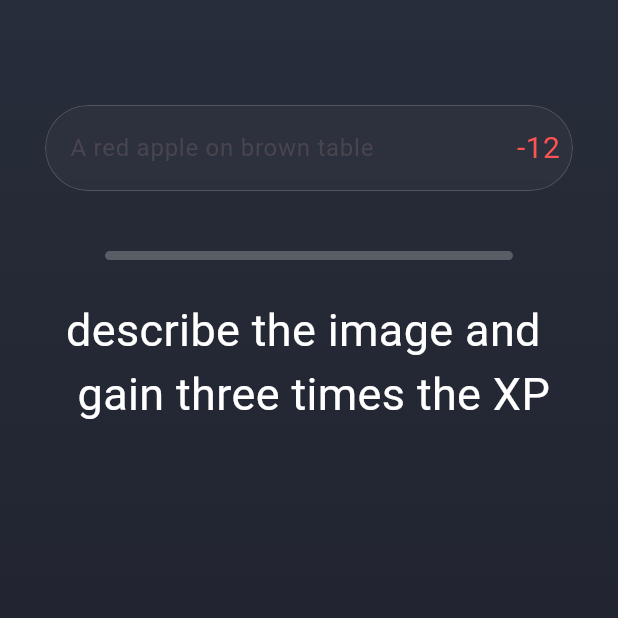
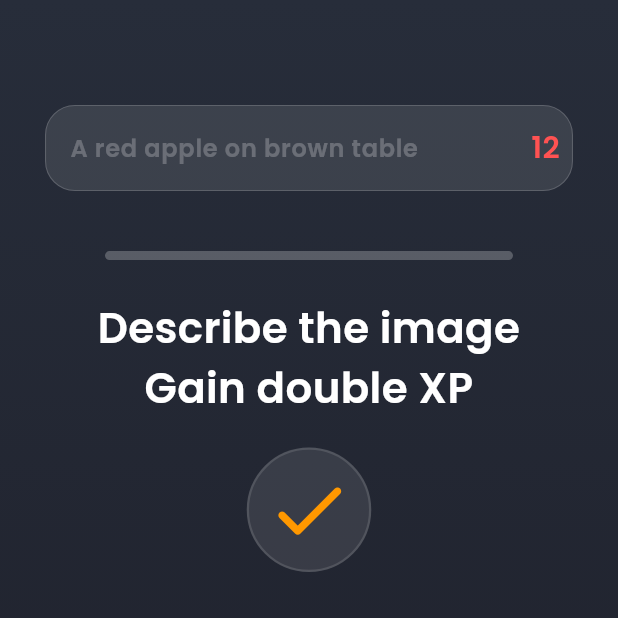
Before and after one commit to Coflnet/collectTheWorldFrontend, a Flutter app: the FinalConformationScene screen opened directly with empty values, after a tap on "Add description", on a phone screen of 412 x 824 dp, the top half of it. Run offline on Flutter 3.47's test engine with Material 3 defaults, Android fonts, the phone set to English and light mode, and no system bars; our stand-ins replace auto_size_text, camera, confetti, glassmorphism_ui, loading_animation_widget; missing offline and left inert: dart:ffi, flutter_swipe_detector; network calls fail.

Commit message:
fixed back button and other changes

```diff
--- a/lib/cameraScene/confirm/searchBar.dart
+++ b/lib/cameraScene/confirm/searchBar.dart
@@ -24,20 +24,16 @@ class _ConfirmPageSearchBarState extends State<ConfirmPageSearchBar> {
       margin: const EdgeInsets.fromLTRB(30, 70, 30, 0),
       child: SearchAnchor(
         builder: (BuildContext context, SearchController controller) {
-          return ClipRRect(
-            borderRadius: BorderRadius.circular(90),
-            child: BackdropFilter(
-              filter: ImageFilter.blur(sigmaX: 10.0, sigmaY: 10.0),
-              child: Container(
+          return Container(
             decoration: BoxDecoration(
-                  color: const Color.fromARGB(255, 207, 207, 207)
-                      .withOpacity(0.04),
-                  borderRadius: BorderRadius.circular(55),
+              color: Colors.white10,
+              borderRadius: BorderRadius.circular(20),
               border: Border.all(
-                      color: const Color.fromARGB(43, 255, 255, 255),
-                      width: 0.7),
+                  color: const Color.fromARGB(43, 255, 255, 255), width: 0.7),
             ),
             child: SearchBar(
+              textStyle: const WidgetStatePropertyAll(TextStyle(color: Colors.white)),
+              hintStyle: WidgetStatePropertyAll(TextStyle(color: Colors.white24)),
               onChanged: (newText) => {
                 widget.onSearchContentChanged(newText),
                 countCharachters(newText)
@@ -48,20 +44,15 @@ class _ConfirmPageSearchBarState extends State<ConfirmPageSearchBar> {
                       Icons.search,
                       color: Colors.white,
                     ),
-                  hintText:
-                      widget.isDescrip ? "A red apple on brown table" : "",
+              hintText: widget.isDescrip ? "A red apple on brown table" : "",
               trailing: widget.isDescrip
                   ? [
-                          Container(
-                            child: searchBarTrailing(
+                      searchBarTrailing(
                           icon: showIcon, charachter: remainLetters),
-                          )
                     ]
                   : [Container()],
               shadowColor: const WidgetStatePropertyAll(Colors.transparent),
               backgroundColor: WidgetStateProperty.all(Colors.transparent),
-                ),
-              ),
             ),
           );
         },
@@ -98,12 +89,12 @@ class searchBarTrailing extends StatelessWidget {
     return Container(
       child: icon
           ? Text(
-              "-$charachter",
+              "$charachter",
               style: const TextStyle(color: Colors.redAccent, fontSize: 20),
             )
           : const Icon(
               Icons.thumb_up_rounded,
-              color: Colors.greenAccent,
+              color: Colors.white,
             ),
     );
   }
--- a/lib/cameraScene/confirm/widgets/confirmButton.dart
+++ b/lib/cameraScene/confirm/widgets/confirmButton.dart
@@ -19,19 +19,14 @@ class ConfirmButton extends StatelessWidget {
   Widget build(BuildContext context) {
     return Container(
         margin: const EdgeInsets.only(top: 20),
-        child: ClipRRect(
-          borderRadius: BorderRadius.circular(50),
-          child: BackdropFilter(
-            filter: ImageFilter.blur(sigmaX: 10.0, sigmaY: 10.0),
         child: Container(
           width: 83,
           height: 83,
           decoration: BoxDecoration(
-                color:
-                    const Color.fromARGB(255, 207, 207, 207).withOpacity(0.04),
+            color: Colors.white10,
                         borderRadius: BorderRadius.circular(70),
             border: Border.all(
-                    color: const Color.fromARGB(43, 255, 255, 255), width: 0.7),
+                color: Colors.white12, width: 1.5),
           ),
           child: IconButton(
               onPressed: () => {handleButtonPress(context)},
@@ -40,8 +35,6 @@ class ConfirmButton extends StatelessWidget {
                 color: Colors.orange,
                 size: 60,
               )),
-            ),
-          ),
         ));
   }
 
--- a/lib/cameraScene/confirm/widgets/createDescription.dart
+++ b/lib/cameraScene/confirm/widgets/createDescription.dart
@@ -2,7 +2,9 @@ import 'package:collect_the_world/cameraScene/pages/descriptionScene.dart';
 import 'package:flutter/material.dart';
 
 class CreateDescription extends StatelessWidget {
-  const CreateDescription({super.key});
+  final String searchBarContent;
+
+  const CreateDescription({super.key, required this.searchBarContent});
 
   @override
   Widget build(BuildContext context) {
@@ -18,17 +20,19 @@ class CreateDescription extends StatelessWidget {
                   Navigator.push(
                       context,
                       MaterialPageRoute(
-                          builder: (context) => DescriptionScene()))
+                          builder: (context) => DescriptionScene(
+                                searchBarContents: searchBarContent,
+                              )))
                 },
             child: const Row(
               children: [
                 Text(
                   "Add description",
-                  style: TextStyle(color: Colors.white, fontSize: 15),
+                  style: TextStyle(color: Colors.orangeAccent, fontSize: 15),
                 ),
                 Icon(
                   Icons.add_rounded,
-                  color: Colors.white,
+                  color: Colors.orangeAccent,
                   size: 45,
                 )
               ],
--- a/lib/cameraScene/pages/confirmScene.dart
+++ b/lib/cameraScene/pages/confirmScene.dart
@@ -29,7 +29,7 @@ class _ConfirmSceneMainState extends State<ConfirmSceneMain> {
         children: [
           ConfirmPageSearchBar(onSearchContentChanged: updateSearchBarContent),
           const ImageWidget(),
-          ConfirmButton(searchBarContent: searchBarContent, isHttpRequest: false,),
+        ConfirmButton(searchBarContent: searchBarContent, isHttpRequest: false,),
           const SizedBox(height: 80),
         ],
       ),
--- a/lib/cameraScene/pages/descriptionScene.dart
+++ b/lib/cameraScene/pages/descriptionScene.dart
@@ -1,9 +1,15 @@
 import 'package:collect_the_world/background/backgroundGradiant.dart';
 import 'package:collect_the_world/cameraScene/confirm/searchBar.dart';
+import 'package:collect_the_world/cameraScene/confirm/widgets/confirmButton.dart';
 import 'package:collect_the_world/cameraScene/confirm/widgets/imageWidget.dart';
 import 'package:flutter/material.dart';
 
 class DescriptionScene extends StatefulWidget {
+  final String searchBarContents;
+
+  const DescriptionScene({Key? key, required this.searchBarContents});
+
+
   @override
   DescriptionSceneState createState() => DescriptionSceneState();
 }
@@ -20,17 +26,24 @@ class DescriptionSceneState extends State<DescriptionScene> {
   @override
   Widget build(BuildContext context) {
     return MaterialApp(
+      theme: ThemeData(fontFamily: 'Poppins'),
       home: Scaffold(
         body: Stack(
           children: [
             const BackgroundGradiant(),
             Column(
               children: [
-
                 ConfirmPageSearchBar(
-                    onSearchContentChanged: updateSearchBarContent, isDescrip: true,),
+                  onSearchContentChanged: updateSearchBarContent,
+                  isDescrip: true,
+                ),
                 const ImageWidget(),
-                Text("describe the image and \n gain three times the XP", style: TextStyle(color: Colors.white, fontSize: 30),)
+                const Text(
+                  textAlign: TextAlign.center,
+                  "Describe the image\nGain double XP",
+                  style: TextStyle(color: Colors.white, fontSize: 28, ),
+                ),
+                ConfirmButton(searchBarContent: widget.searchBarContents, isHttpRequest: true)
               ],
             ),
           ],
--- a/lib/cameraScene/pages/finalConformation.dart
+++ b/lib/cameraScene/pages/finalConformation.dart
@@ -6,7 +6,9 @@ import 'package:collect_the_world/background/frostedGlass.dart';
 import 'package:collect_the_world/cameraScene/confirm/widgets/confirmButton.dart';
 import 'package:collect_the_world/cameraScene/confirm/widgets/createDescription.dart';
 import 'package:collect_the_world/cameraScene/confirm/widgets/imageWidget.dart';
+import 'package:collect_the_world/cameraScene/pages/cameraScene.dart';
 import 'package:collect_the_world/footer/cameraButton.dart';
+import 'package:collect_the_world/globalScripts/cameraController.dart';
 import 'package:flutter/cupertino.dart';
 import 'package:flutter/material.dart';
 
@@ -23,9 +25,9 @@ class FinalConformationScene extends StatelessWidget {
           FrostedGlass(),
           Column(
             children: [
-              const Row(
+              Row(
                 mainAxisAlignment: MainAxisAlignment.spaceBetween,
-                children: [BackButton(), CreateDescription()],
+                children: [const BackButton(), CreateDescription(searchBarContent: itemName,)],
               ),
               const Center(child: ImageWidget()),
               ItemNameLabel(
@@ -39,8 +41,6 @@ class FinalConformationScene extends StatelessWidget {
           ),
         ],
       ),
-      floatingActionButton: CameraButton(),
-      floatingActionButtonLocation: FloatingActionButtonLocation.centerDocked,
     );
   }
 }
@@ -59,13 +59,20 @@ class BackButton extends StatelessWidget {
               color: Colors.white10,
               border: Border.all(color: Colors.white12)),
           child: IconButton(
-              onPressed: () => {},
+              onPressed: () => Navigator.of(context).pop(),
               icon: const Icon(
                 Icons.arrow_back_rounded,
                 color: Colors.orange,
                 size: 40,
               )),
         ));
+  }
+  void changeToCameraScene(context) async {
+    Navigator.push(
+        context,
+        MaterialPageRoute(
+            builder: (context) =>
+                CameraScreen(controller: controller, dailyWeeklyItem: true)));
   }
 }
 
--- a/lib/main.dart
+++ b/lib/main.dart
@@ -5,6 +5,7 @@ import 'package:camera/camera.dart';
 import 'package:collect_the_world/background/backgroundGradiant.dart';
 import 'package:collect_the_world/cameraScene/pages/cameraScene.dart';
 import 'package:collect_the_world/cameraScene/pages/confirmScene.dart';
+import 'package:collect_the_world/globalScripts/cameraController.dart';
 import 'package:collect_the_world/globalScripts/dailyStreak.dart';
 import 'package:collect_the_world/globalWidgets/header/dailyStreak.dart';
 import 'package:collect_the_world/globalWidgets/header/header.dart';
@@ -32,8 +33,9 @@ class HomePageState extends State<HomePage> {
   int dailyStreakNum = 0;
 
   @override
-  void initState() {
+  initState() {
     super.initState();
+    initCamera();
     dailyStreak.loadStreak();
     setState(() {
       dailyStreakNum = globalStreakFile.streak;
```
Also changed, not shown: lib/globalScripts/cameraController.dart (added, +13 -0 lines), lib/globalScripts/dailyStreak.dart (+3 -4 lines), lib/homePage/widgets/collectItemWidget.dart (+31 -2 lines). Lines whose indentation alone changed are shown as unchanged.
